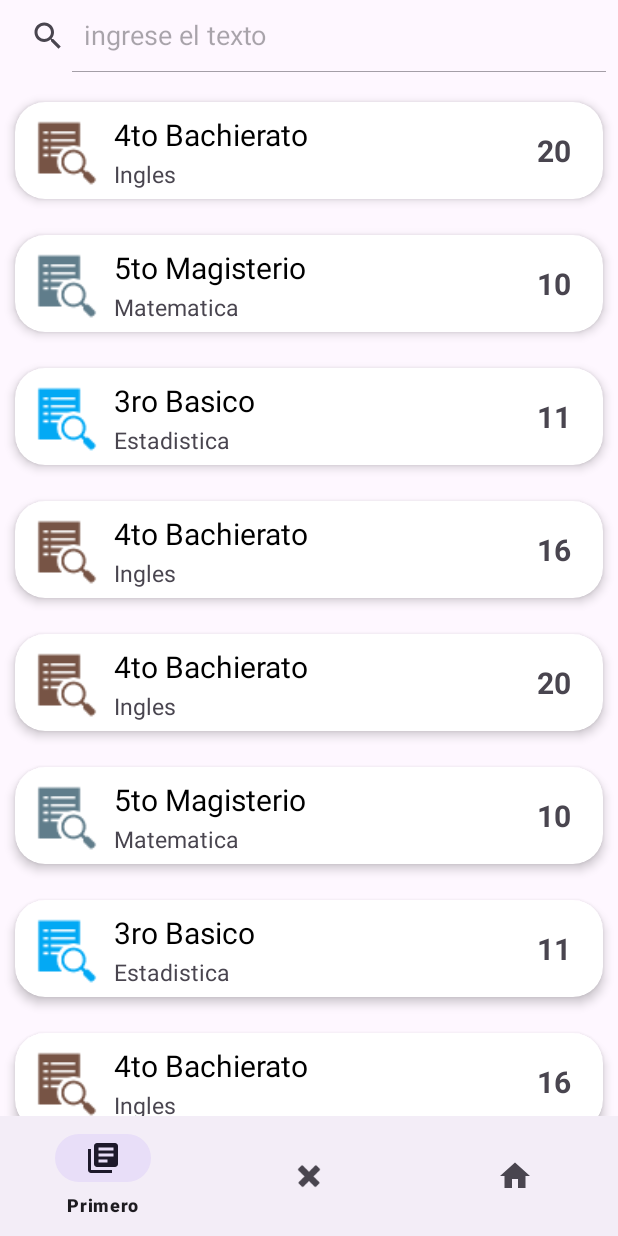
After one commit to paleman2019222/Admin4Teacher, an Android app: the fragment second_fragment placed in its activity, on a phone screen of 412 x 824 dp. The commit adds this screen. Run offline under Robolectric (Android 15) with nearby library versions, the phone set to English and light mode, and no system bars.

Commit message:
tarjetas y pagina home

```diff
--- a/app/build.gradle
+++ b/app/build.gradle
@@ -33,6 +33,9 @@ dependencies {
     implementation 'androidx.appcompat:appcompat:1.6.1'
     implementation 'com.google.android.material:material:1.5.0'
     implementation 'androidx.constraintlayout:constraintlayout:2.1.4'
+    implementation 'androidx.recyclerview:recyclerview:1.3.0'
+    implementation 'androidx.cardview:cardview:1.0.0'
+
     testImplementation 'junit:junit:4.13.2'
     implementation 'com.android.volley:volley:1.2.1'
     androidTestImplementation 'androidx.test.ext:junit:1.1.5'
--- a/app/src/main/AndroidManifest.xml
+++ b/app/src/main/AndroidManifest.xml
@@ -2,7 +2,8 @@
 <manifest xmlns:android="http://schemas.android.com/apk/res/android"
     xmlns:tools="http://schemas.android.com/tools">
 
-    <uses-permission android:name="android.permission.INTERNET"></uses-permission>
+    <uses-permission android:name="android.permission.INTERNET" />
+
     <application
         android:allowBackup="true"
         android:dataExtractionRules="@xml/data_extraction_rules"
@@ -15,6 +16,9 @@
         android:usesCleartextTraffic="true"
         tools:targetApi="31">
         <activity
+            android:name=".Home"
+            android:exported="false" />
+        <activity
             android:name=".MainActivity"
             android:exported="true">
             <intent-filter>
--- /dev/null
+++ b/app/src/main/java/com/example/admin4teacher/Home.java
@@ -0,0 +1,53 @@
+package com.example.admin4teacher;
+
+import androidx.annotation.NonNull;
+import androidx.appcompat.app.AppCompatActivity;
+import androidx.fragment.app.Fragment;
+import androidx.fragment.app.FragmentTransaction;
+
+import android.os.Bundle;
+import android.view.MenuItem;
+
+import com.google.android.material.bottomnavigation.BottomNavigationView;
+
+public class Home extends AppCompatActivity {
+
+    first_fragment primer_frag = new first_fragment();
+    second_fragment segundo_frag = new second_fragment();
+    third_fragment tercer_frag = new third_fragment();
+
+    @Override
+    protected void onCreate(Bundle savedInstanceState) {
+        super.onCreate(savedInstanceState);
+        setContentView(R.layout.activity_home);
+
+        BottomNavigationView navegation = findViewById(R.id.bottom_navegation);
+        navegation.setOnNavigationItemSelectedListener(new BottomNavigationView.OnNavigationItemSelectedListener() {
+            @Override
+            public boolean onNavigationItemSelected(@NonNull MenuItem item) {
+                if(item.getItemId() == R.id.first_fragment) {
+                    loadFragment(primer_frag);
+                    return true;
+                }
+                if(item.getItemId() == R.id.second_fragment) {
+                    loadFragment(segundo_frag);
+                    return true;
+                }
+                if(item.getItemId() == R.id.third_fragment) {
+                    loadFragment(tercer_frag);
+                    return true;
+                }
+
+                return false;
+            }
+        });
+
+        loadFragment(primer_frag);
+    }
+
+    public void loadFragment(Fragment fragmetn){
+        FragmentTransaction transicion = getSupportFragmentManager().beginTransaction();
+        transicion.replace(R.id.Contenedor_frames,fragmetn);
+        transicion.commit();
+    }
+}
--- /dev/null
+++ b/app/src/main/java/com/example/admin4teacher/ListAdapter.java
@@ -0,0 +1,94 @@
+package com.example.admin4teacher;
+
+import android.content.Context;
+import android.graphics.Color;
+import android.graphics.PorterDuff;
+import android.os.Build;
+import android.view.LayoutInflater;
+import android.view.View;
+import android.view.ViewGroup;
+import android.widget.ImageView;
+import android.widget.TextView;
+import androidx.annotation.NonNull;
+import androidx.recyclerview.widget.RecyclerView;
+
+import java.util.ArrayList;
+import java.util.List;
+import java.util.stream.Collectors;
+
+public class ListAdapter extends RecyclerView.Adapter<ListAdapter.ViewHolder> {
+    private List<ListElement> mdata;
+    private List<ListElement> Original_List;
+    private LayoutInflater mInflater;
+    private Context context;
+
+    public ListAdapter(List<ListElement> itemList, Context context){
+        this.mInflater = LayoutInflater.from(context);
+        this.context= context;
+        this.mdata = itemList;
+        this.Original_List = new ArrayList<>();
+        Original_List.addAll(itemList);
+    }
+
+    @NonNull
+    @Override
+    public ListAdapter.ViewHolder onCreateViewHolder(@NonNull ViewGroup parent, int viewType) {
+        View view = mInflater.inflate(R.layout.tarjeta,null);
+        return new ListAdapter.ViewHolder(view);
+    }
+
+    @Override
+    public void onBindViewHolder(final  ListAdapter.ViewHolder holder, int position) {
+        holder.bindData(mdata.get(position));
+    }
+
+    @Override
+    public int getItemCount() {return mdata.size();}
+
+    public void setItems(List<ListElement>items){mdata = items;}
+
+    public void filtro(final String strSearch) {
+        if (strSearch.length() == 0) {
+            mdata.clear();
+            mdata.addAll(Original_List);
+        }
+        else {
+            if (Build.VERSION.SDK_INT >= Build.VERSION_CODES.N) {
+                mdata.clear();
+                List<ListElement> collect = Original_List.stream()
+                        .filter(i -> i.getMatertia().toLowerCase().contains(strSearch))
+                        .collect(Collectors.toList());
+
+                mdata.addAll(collect);
+            }
+            else {
+                mdata.clear();
+                for (ListElement i : Original_List) {
+                    if (i.getMatertia().toLowerCase().contains(strSearch)) {
+                        mdata.add(i);
+                    }
+                }
+            }
+        }
+        notifyDataSetChanged();
+    }
+
+    public class ViewHolder extends RecyclerView.ViewHolder{
+        ImageView Imagen;
+        TextView Curso,Grado,Estudiantes;
+
+        ViewHolder(View itemview){
+            super(itemview);
+            Imagen = itemview.findViewById(R.id.imageView);
+            Curso = itemview.findViewById(R.id.nombre_curso);
+            Grado = itemview.findViewById(R.id.nombre_grado);
+            Estudiantes = itemview.findViewById(R.id.cant_estudiantes);
+        }
+        void bindData(final ListElement item){
+            Imagen.setColorFilter(Color.parseColor(item.getColor()), PorterDuff.Mode.SRC_IN);
+            Curso.setText(item.getMatertia());
+            Grado.setText(item.getGrado());
+            Estudiantes.setText(item.getEstudiantes());
+        }
+    }
+}
--- /dev/null
+++ b/app/src/main/java/com/example/admin4teacher/ListElement.java
@@ -0,0 +1,47 @@
+package com.example.admin4teacher;
+
+public class ListElement {
+    public String color;
+    public String grado;
+    public String matertia;
+    public String estudiantes;
+
+    public ListElement(String color, String grado, String matertia, String estudiantes) {
+        this.color = color;
+        this.grado = grado;
+        this.matertia = matertia;
+        this.estudiantes = estudiantes;
+    }
+
+    public String getEstudiantes() {
+        return estudiantes;
+    }
+
+    public void setEstudiantes(String estudiantes) {
+        this.estudiantes = estudiantes;
+    }
+
+    public String getColor() {
+        return color;
+    }
+
+    public void setColor(String color) {
+        this.color = color;
+    }
+
+    public String getGrado() {
+        return grado;
+    }
+
+    public void setGrado(String grado) {
+        this.grado = grado;
+    }
+
+    public String getMatertia() {
+        return matertia;
+    }
+
+    public void setMatertia(String matertia) {
+        this.matertia = matertia;
+    }
+}
--- /dev/null
+++ b/app/src/main/java/com/example/admin4teacher/first_fragment.java
@@ -0,0 +1,64 @@
+package com.example.admin4teacher;
+
+import android.os.Bundle;
+
+import androidx.fragment.app.Fragment;
+
+import android.view.LayoutInflater;
+import android.view.View;
+import android.view.ViewGroup;
+
+/**
+ * A simple {@link Fragment} subclass.
+ * Use the {@link first_fragment#newInstance} factory method to
+ * create an instance of this fragment.
+ */
+public class first_fragment extends Fragment {
+
+    // TODO: Rename parameter arguments, choose names that match
+    // the fragment initialization parameters, e.g. ARG_ITEM_NUMBER
+    private static final String ARG_PARAM1 = "param1";
+    private static final String ARG_PARAM2 = "param2";
+
+    // TODO: Rename and change types of parameters
+    private String mParam1;
+    private String mParam2;
+
+    public first_fragment() {
+        // Required empty public constructor
+    }
+
+    /**
+     * Use this factory method to create a new instance of
+     * this fragment using the provided parameters.
+     *
+     * @param param1 Parameter 1.
+     * @param param2 Parameter 2.
+     * @return A new instance of fragment first_fragment.
+     */
+    // TODO: Rename and change types and number of parameters
+    public static first_fragment newInstance(String param1, String param2) {
+        first_fragment fragment = new first_fragment();
+        Bundle args = new Bundle();
+        args.putString(ARG_PARAM1, param1);
+        args.putString(ARG_PARAM2, param2);
+        fragment.setArguments(args);
+        return fragment;
+    }
+
+    @Override
+    public void onCreate(Bundle savedInstanceState) {
+        super.onCreate(savedInstanceState);
+        if (getArguments() != null) {
+            mParam1 = getArguments().getString(ARG_PARAM1);
+            mParam2 = getArguments().getString(ARG_PARAM2);
+        }
+    }
+
+    @Override
+    public View onCreateView(LayoutInflater inflater, ViewGroup container,
+                             Bundle savedInstanceState) {
+        // Inflate the layout for this fragment
+        return inflater.inflate(R.layout.fragment_first_fragment, container, false);
+    }
+}
--- /dev/null
+++ b/app/src/main/java/com/example/admin4teacher/second_fragment.java
@@ -0,0 +1,115 @@
+package com.example.admin4teacher;
+
+import android.os.Bundle;
+
+import androidx.appcompat.widget.SearchView;
+import androidx.fragment.app.Fragment;
+import androidx.recyclerview.widget.LinearLayoutManager;
+import androidx.recyclerview.widget.RecyclerView;
+
+import android.view.LayoutInflater;
+import android.view.View;
+import android.view.ViewGroup;
+
+import java.util.ArrayList;
+import java.util.List;
+
+/**
+ * A simple {@link Fragment} subclass.
+ * Use the {@link second_fragment#newInstance} factory method to
+ * create an instance of this fragment.
+ */
+public class second_fragment extends Fragment implements SearchView.OnQueryTextListener{
+
+    // TODO: Rename parameter arguments, choose names that match
+    // the fragment initialization parameters, e.g. ARG_ITEM_NUMBER
+    private static final String ARG_PARAM1 = "param1";
+    private static final String ARG_PARAM2 = "param2";
+
+    // TODO: Rename and change types of parameters
+    private String mParam1;
+    private String mParam2;
+
+    List<ListElement> elements;
+    private SearchView svSearch;
+    ListAdapter listAdapter;
+    RecyclerView recyclerView;
+
+    public second_fragment() {
+        // Required empty public constructor
+    }
+
+    /**
+     * Use this factory method to create a new instance of
+     * this fragment using the provided parameters.
+     *
+     * @param param1 Parameter 1.
+     * @param param2 Parameter 2.
+     * @return A new instance of fragment second_fragment.
+     */
+    // TODO: Rename and change types and number of parameters
+    public static second_fragment newInstance(String param1, String param2) {
+        second_fragment fragment = new second_fragment();
+        Bundle args = new Bundle();
+        args.putString(ARG_PARAM1, param1);
+        args.putString(ARG_PARAM2, param2);
+        fragment.setArguments(args);
+        return fragment;
+    }
+
+    @Override
+    public void onCreate(Bundle savedInstanceState) {
+        super.onCreate(savedInstanceState);
+        if (getArguments() != null) {
+            mParam1 = getArguments().getString(ARG_PARAM1);
+            mParam2 = getArguments().getString(ARG_PARAM2);
+        }
+    }
+
+    @Override
+    public View onCreateView(LayoutInflater inflater, ViewGroup container,
+                             Bundle savedInstanceState) {
+        // Inflate the layout for this fragment
+        View root = inflater.inflate(R.layout.fragment_second_fragment, container, false);
+        //Tarjetas, recycler vie
+
+        svSearch = (SearchView) root.findViewById(R.id.busqueda);
+        recyclerView = root.findViewById(R.id.layout_tarjetas);;
+
+        init();
+        initListener();
+        return root;
+    }
+    public void init (){
+        ingreso_datos();
+        listAdapter = new ListAdapter(elements,getContext());
+        recyclerView.setHasFixedSize(true);
+        recyclerView.setLayoutManager(new LinearLayoutManager(getContext()));
+        recyclerView.setAdapter(listAdapter);
+    }
+    public void ingreso_datos(){
+        elements = new ArrayList<>();
+        elements.add(new ListElement("#775445","4to Bachierato","Ingles","20"));
+        elements.add(new ListElement("#607d8b","5to Magisterio","Matematica","10"));
+        elements.add(new ListElement("#03a9f4","3ro Basico","Estadistica","11" ));
+        elements.add(new ListElement("#775445","4to Bachierato","Ingles","16" ));
+        elements.add(new ListElement("#775445","4to Bachierato","Ingles","20" ));
+        elements.add(new ListElement("#607d8b","5to Magisterio","Matematica","10"));
+        elements.add(new ListElement("#03a9f4","3ro Basico","Estadistica","11" ));
+        elements.add(new ListElement("#775445","4to Bachierato","Ingles","16" ));
+        elements.add(new ListElement("#775445","4to Bachierato","Ingles","20" ));
+        elements.add(new ListElement("#607d8b","5to Magisterio","Matematica","10"));
+        elements.add(new ListElement("#03a9f4","3ro Basico","Estadistica","11" ));
+        elements.add(new ListElement("#775445","4to Bachierato","Literatura","16" ));
+    }
+    private void initListener(){svSearch.setOnQueryTextListener(this);}
+
+    @Override
+    public boolean onQueryTextSubmit(String query) {return false;}
+
+    @Override
+    public boolean onQueryTextChange(String newText) {
+        listAdapter.filtro(newText);
+        return false;
+    }
+    }
--- /dev/null
+++ b/app/src/main/java/com/example/admin4teacher/third_fragment.java
@@ -0,0 +1,64 @@
+package com.example.admin4teacher;
+
+import android.os.Bundle;
+
+import androidx.fragment.app.Fragment;
+
+import android.view.LayoutInflater;
+import android.view.View;
+import android.view.ViewGroup;
+
+/**
+ * A simple {@link Fragment} subclass.
+ * Use the {@link third_fragment#newInstance} factory method to
+ * create an instance of this fragment.
+ */
+public class third_fragment extends Fragment {
+
+    // TODO: Rename parameter arguments, choose names that match
+    // the fragment initialization parameters, e.g. ARG_ITEM_NUMBER
+    private static final String ARG_PARAM1 = "param1";
+    private static final String ARG_PARAM2 = "param2";
+
+    // TODO: Rename and change types of parameters
+    private String mParam1;
+    private String mParam2;
+
+    public third_fragment() {
+        // Required empty public constructor
+    }
+
+    /**
+     * Use this factory method to create a new instance of
+     * this fragment using the provided parameters.
+     *
+     * @param param1 Parameter 1.
+     * @param param2 Parameter 2.
+     * @return A new instance of fragment third_fragment.
+     */
+    // TODO: Rename and change types and number of parameters
+    public static third_fragment newInstance(String param1, String param2) {
+        third_fragment fragment = new third_fragment();
+        Bundle args = new Bundle();
+        args.putString(ARG_PARAM1, param1);
+        args.putString(ARG_PARAM2, param2);
+        fragment.setArguments(args);
+        return fragment;
+    }
+
+    @Override
+    public void onCreate(Bundle savedInstanceState) {
+        super.onCreate(savedInstanceState);
+        if (getArguments() != null) {
+            mParam1 = getArguments().getString(ARG_PARAM1);
+            mParam2 = getArguments().getString(ARG_PARAM2);
+        }
+    }
+
+    @Override
+    public View onCreateView(LayoutInflater inflater, ViewGroup container,
+                             Bundle savedInstanceState) {
+        // Inflate the layout for this fragment
+        return inflater.inflate(R.layout.fragment_third_fragment, container, false);
+    }
+}
--- /dev/null
+++ b/app/src/main/res/drawable/baseline_home_24.xml
@@ -0,0 +1,5 @@
+<vector android:height="24dp" android:tint="#000000"
+    android:viewportHeight="24" android:viewportWidth="24"
+    android:width="24dp" xmlns:android="http://schemas.android.com/apk/res/android">
+    <path android:fillColor="@android:color/white" android:pathData="M10,20v-6h4v6h5v-8h3L12,3 2,12h3v8z"/>
+</vector>
--- /dev/null
+++ b/app/src/main/res/drawable/baseline_library_books_24.xml
@@ -0,0 +1,5 @@
+<vector android:autoMirrored="true" android:height="24dp"
+    android:tint="#000000" android:viewportHeight="24"
+    android:viewportWidth="24" android:width="24dp" xmlns:android="http://schemas.android.com/apk/res/android">
+    <path android:fillColor="@android:color/white" android:pathData="M4,6L2,6v14c0,1.1 0.9,2 2,2h14v-2L4,20L4,6zM20,2L8,2c-1.1,0 -2,0.9 -2,2v12c0,1.1 0.9,2 2,2h12c1.1,0 2,-0.9 2,-2L22,4c0,-1.1 -0.9,-2 -2,-2zM19,11L9,11L9,9h10v2zM15,15L9,15v-2h6v2zM19,7L9,7L9,5h10v2z"/>
+</vector>
--- /dev/null
+++ b/app/src/main/res/layout/activity_home.xml
@@ -0,0 +1,33 @@
+<?xml version="1.0" encoding="utf-8"?>
+<androidx.constraintlayout.widget.ConstraintLayout xmlns:android="http://schemas.android.com/apk/res/android"
+    xmlns:app="http://schemas.android.com/apk/res-auto"
+    xmlns:tools="http://schemas.android.com/tools"
+    android:layout_width="match_parent"
+    android:layout_height="match_parent"
+    app:layout_constraintEnd_toEndOf="parent"
+    tools:context=".MainActivity">
+
+    <FrameLayout
+        android:id="@+id/Contenedor_frames"
+        android:layout_width="0dp"
+        android:layout_height="0dp"
+        app:layout_behavior="@string/appbar_scrolling_view_behavior"
+        app:layout_constraintBottom_toTopOf="@+id/bottom_navegation"
+        app:layout_constraintEnd_toEndOf="parent"
+        app:layout_constraintStart_toStartOf="parent"
+        app:layout_constraintTop_toTopOf="parent" />
+
+
+    <com.google.android.material.bottomnavigation.BottomNavigationView
+        android:id="@+id/bottom_navegation"
+        android:layout_width="wrap_content"
+        android:layout_height="wrap_content"
+        android:elevation="8dp"
+        app:labelVisibilityMode="selected"
+        app:layout_constraintBottom_toBottomOf="parent"
+        app:layout_constraintEnd_toEndOf="parent"
+        app:layout_constraintStart_toStartOf="parent"
+        app:menu="@menu/bottom_navegation" />
+
+
+</androidx.constraintlayout.widget.ConstraintLayout>
--- /dev/null
+++ b/app/src/main/res/layout/fragment_second_fragment.xml
@@ -0,0 +1,25 @@
+<?xml version="1.0" encoding="utf-8"?>
+<FrameLayout xmlns:android="http://schemas.android.com/apk/res/android"
+    xmlns:tools="http://schemas.android.com/tools"
+    android:layout_width="match_parent"
+    android:layout_height="match_parent"
+    xmlns:app="http://schemas.android.com/apk/res-auto"
+    tools:context=".Second_fragment">
+
+    <!-- TODO: Update blank fragment layout -->
+
+    <androidx.appcompat.widget.SearchView
+        android:id="@+id/busqueda"
+        android:layout_width="match_parent"
+        android:layout_height="wrap_content"
+        app:queryHint="@string/busqueda"
+        app:iconifiedByDefault="false"/>
+
+    <androidx.recyclerview.widget.RecyclerView
+        android:id="@+id/layout_tarjetas"
+        android:layout_width="match_parent"
+        android:layout_height="match_parent"
+        android:layout_marginTop="56dp"/>
+
+
+</FrameLayout>
--- /dev/null
+++ b/app/src/main/res/layout/tarjeta.xml
@@ -0,0 +1,61 @@
+<?xml version="1.0" encoding="utf-8"?>
+<androidx.cardview.widget.CardView xmlns:android="http://schemas.android.com/apk/res/android"
+    xmlns:app="http://schemas.android.com/apk/res-auto"
+    xmlns:tools="http://schemas.android.com/tools"
+    android:id="@+id/tarjeta_curso"
+    android:layout_width="match_parent"
+    android:layout_height="wrap_content"
+    app:cardCornerRadius="20dp"
+    app:cardElevation="4dp"
+    app:cardUseCompatPadding="true">
+
+
+    <RelativeLayout
+        android:layout_width="match_parent"
+        android:layout_height="wrap_content"
+        android:padding="6dp"
+        tools:ignore="UselessParent"
+        android:animateLayoutChanges="true">
+        <ImageView
+            android:id="@+id/imageView"
+            android:layout_alignParentStart="true"
+            android:layout_width="50dp"
+            android:layout_height="50dp"
+            app:srcCompat="?android:attr/actionModeFindDrawable" />
+        <LinearLayout
+            android:layout_width="wrap_content"
+            android:layout_height="wrap_content"
+            android:layout_alignParentTop="true"
+            android:layout_marginStart="10dp"
+            android:layout_marginTop="2dp"
+            android:layout_toEndOf="@id/imageView"
+            android:orientation="vertical">
+
+            <TextView
+                android:id="@+id/nombre_grado"
+                android:layout_width="wrap_content"
+                android:layout_height="wrap_content"
+                android:layout_marginBottom="2dp"
+                android:text="@string/Grado5"
+                android:textColor="#000000"
+                android:textSize="20sp"
+                style="bold"/>
+            <TextView
+                android:id="@+id/nombre_curso"
+                android:layout_width="wrap_content"
+                android:layout_height="wrap_content"
+                android:text="@string/curso_mate"
+                android:textSize="15sp"/>
+        </LinearLayout>
+        <TextView
+            android:id="@+id/cant_estudiantes"
+            android:layout_width="wrap_content"
+            android:layout_height="wrap_content"
+            android:layout_centerVertical="true"
+            android:layout_marginEnd="15dp"
+            android:text="@string/Estudiantes"
+            android:textSize="20sp"
+            android:textStyle="bold"
+            android:layout_alignParentEnd="true"/>
+    </RelativeLayout>
+</androidx.cardview.widget.CardView>
--- /dev/null
+++ b/app/src/main/res/menu/bottom_navegation.xml
@@ -0,0 +1,16 @@
+<?xml version="1.0" encoding="utf-8"?>
+<menu xmlns:android="http://schemas.android.com/apk/res/android">
+    <item
+        android:id="@+id/first_fragment"
+        android:icon="@drawable/baseline_library_books_24"
+        android:title="Primero" />
+    <item
+        android:id="@+id/second_fragment"
+        android:icon="@android:drawable/ic_delete"
+        android:title="Segundo"/>
+    <item
+        android:id="@+id/third_fragment"
+        android:icon="@drawable/baseline_home_24"
+        android:title="Tercero" />
+
+</menu>
--- a/app/src/main/res/values/strings.xml
+++ b/app/src/main/res/values/strings.xml
@@ -4,4 +4,12 @@
     <string name="hint_contraseña">Contraseña</string>
     <string name="txt_entrar">Entrar</string>
     <string name="txt_login">Sing in</string>
+
+    <string name="busqueda">ingrese el texto</string>
+    <string name="texto">Lista tarjetas</string>
+    <string name="curso_mate">Matematica</string>
+    <string name="Grado5">5to. Diversificado</string>
+    <string name="Estudiantes">20</string>
+    <!-- TODO: Remove or change this placeholder text -->
+    <string name="hello_blank_fragment">Hello blank fragment</string>
 </resources>
```
Also changed, not shown: app/src/main/java/com/example/admin4teacher/MainActivity.java (+7 -4 lines), app/src/main/res/layout/fragment_first_fragment.xml (added, +14 -0 lines), app/src/main/res/layout/fragment_third_fragment.xml (added, +14 -0 lines), 1 other file.
